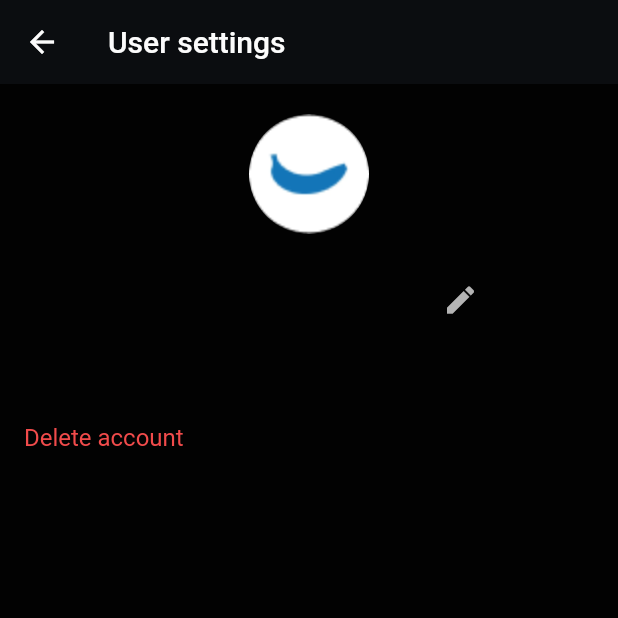
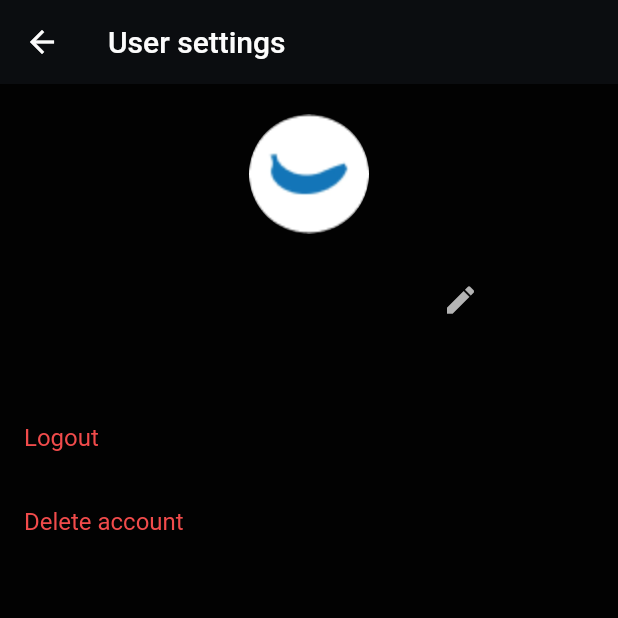
Before and after one commit to satche/tyxit-mobile-app, a Flutter app: the UserSetting screen opened directly with empty values, on a phone screen of 412 x 824 dp, the top half of it. Run offline on Flutter 3.47's test engine with Material 2 defaults, Android fonts, the phone set to English and light mode, and no system bars; our stand-ins replace google_fonts.

Commit message:
Add basic login-logout system

```diff
--- a/lib/components/chat/message.dart
+++ b/lib/components/chat/message.dart
@@ -43,7 +43,7 @@ class Message extends StatelessWidget {
                   fontSize: 12,
                   color: author == db.loggedUser
                       ? ColorsBase.yellow
-                      : ColorsBase.grey,
+                      : ColorsBase.black,
                 ),
               ),
               const SizedBox(height: Spacing.tiny),
--- a/lib/constants/colors.dart
+++ b/lib/constants/colors.dart
@@ -6,6 +6,6 @@ class ColorsBase {
   static const green = Color(0xff45C761);
   static const black = Color(0xff020202);
   static const greyDark = Color(0xff0B0D10);
-  static const grey = Color(0xff1F2225);
+  static const grey = Color(0xFF323538);
   static const white = Color(0xffFCFCFC);
 }
--- a/lib/main.dart
+++ b/lib/main.dart
@@ -1,6 +1,7 @@
 import 'package:flutter/material.dart';
 import 'package:provider/provider.dart';
 import 'package:tyxit_mobile_app/views/group_setting.dart';
+import 'package:tyxit_mobile_app/views/login.dart';
 import 'database/database.dart';
 
 import 'constants/themes.dart';
@@ -27,6 +28,7 @@ class MainApp extends StatelessWidget {
       title: 'Tyxit Mobile App',
       theme: TyxitThemes.mainTheme(),
       routes: {
+        '/login': (context) => const LoginView(),
         '/': (context) => const HomeView(),
         '/create_group': (context) => const CreateGroupView(),
         '/groups': (context) => const ChatView(),
--- a/lib/views/create_group.dart
+++ b/lib/views/create_group.dart
@@ -45,6 +45,7 @@ class _CreateGroupViewState extends State<CreateGroupView> {
             TextField(
               controller: fieldController,
               decoration: const InputDecoration(
+                border: OutlineInputBorder(),
                 labelText: 'Group Name',
               ),
             ),
--- a/lib/views/home.dart
+++ b/lib/views/home.dart
@@ -1,11 +1,9 @@
 import "package:flutter/material.dart";
-import 'package:flutter/scheduler.dart';
 import 'package:provider/provider.dart';
 import '../components/group_list.dart';
 import '../components/tyxit_logo.dart';
 import '../constants/spacing.dart';
 import '../database/database.dart';
-import '../database/models/group.dart';
 import '../database/models/user.dart';
 import 'user_setting.dart';
 
@@ -15,7 +13,7 @@ class HomeView extends StatelessWidget {
   @override
   Widget build(BuildContext context) {
     final db = Provider.of<Database>(context, listen: false);
-    User user = db.loggedUser!;
+    User? user = db.loggedUser;
 
     return Scaffold(
       appBar: AppBar(
--- a/lib/views/user_setting.dart
+++ b/lib/views/user_setting.dart
@@ -6,7 +6,7 @@ import '../database/database.dart';
 import '../database/models/user.dart';
 
 class UserArgs {
-  final User user; // User or Group
+  final User user;
 
   UserArgs(this.user);
 }
@@ -17,16 +17,26 @@ class UserSetting extends StatelessWidget {
   @override
   Widget build(BuildContext context) {
     final args = ModalRoute.of(context)!.settings.arguments as UserArgs;
+    final db = Provider.of<Database>(context, listen: false);
 
     void removeCurrentUser() {
-      final db = Provider.of<Database>(context, listen: false);
       db.removeUser(args.user);
       Navigator.popAndPushNamed(context, '/');
+    }
+
+    void logout() {
+      db.logoutUser();
+      Navigator.popAndPushNamed(context, '/login');
     }
 
     final Setting setting = Setting(
       entity: args.user,
       child: <Widget>[
+        ListTile(
+          title: const Text('Logout'),
+          onTap: () => logout(),
+          textColor: ColorsBase.red,
+        ),
         ListTile(
           title: const Text('Delete account'),
           onTap: () => removeCurrentUser(),
```
Also changed, not shown: lib/views/login.dart (added, +58 -0 lines).
